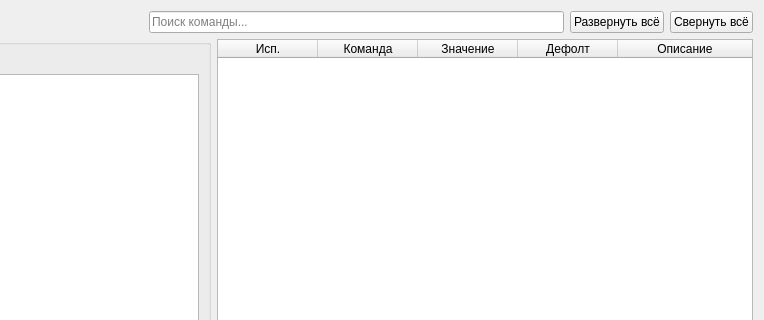
The window that ui/command_editor.ui (chlkrtg/Aion.CfgStudio) describes before a commit, drawn with Qt 5; both pictures show x 336 to 1100 and y 0 to 320 of the 1100 by 600 pixel window.
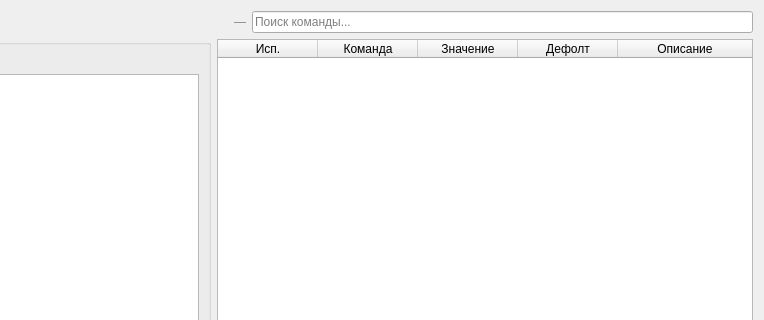
The same window after the commit.

What changed in the file:
```diff
--- a/ui/command_editor.ui
+++ b/ui/command_editor.ui
@@ -41,6 +41,16 @@
        </property>
       </spacer>
      </item>
+     <item>
+      <widget class="QLabel" name="lblCommandCount">
+       <property name="text">
+        <string>—</string>
+       </property>
+       <property name="styleSheet">
+        <string>color: #888;</string>
+       </property>
+      </widget>
+     </item>
      <item>
       <widget class="QLineEdit" name="editSearch">
        <property name="placeholderText">
@@ -51,20 +61,6 @@
        </property>
       </widget>
      </item>
-     <item>
-      <widget class="QPushButton" name="btnExpandAll">
-       <property name="text">
-        <string>Развернуть всё</string>
-       </property>
-      </widget>
-     </item>
-     <item>
-      <widget class="QPushButton" name="btnCollapseAll">
-       <property name="text">
-        <string>Свернуть всё</string>
-       </property>
-      </widget>
-     </item>
     </layout>
    </item>
 
```
